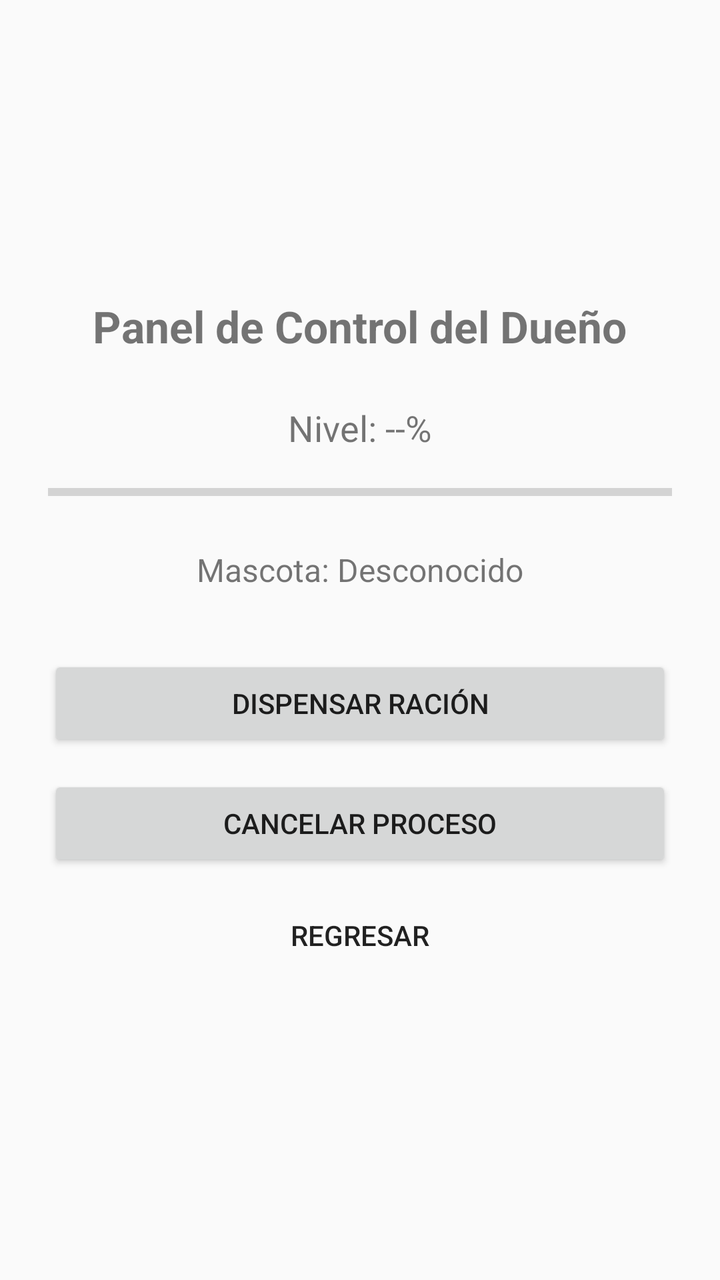
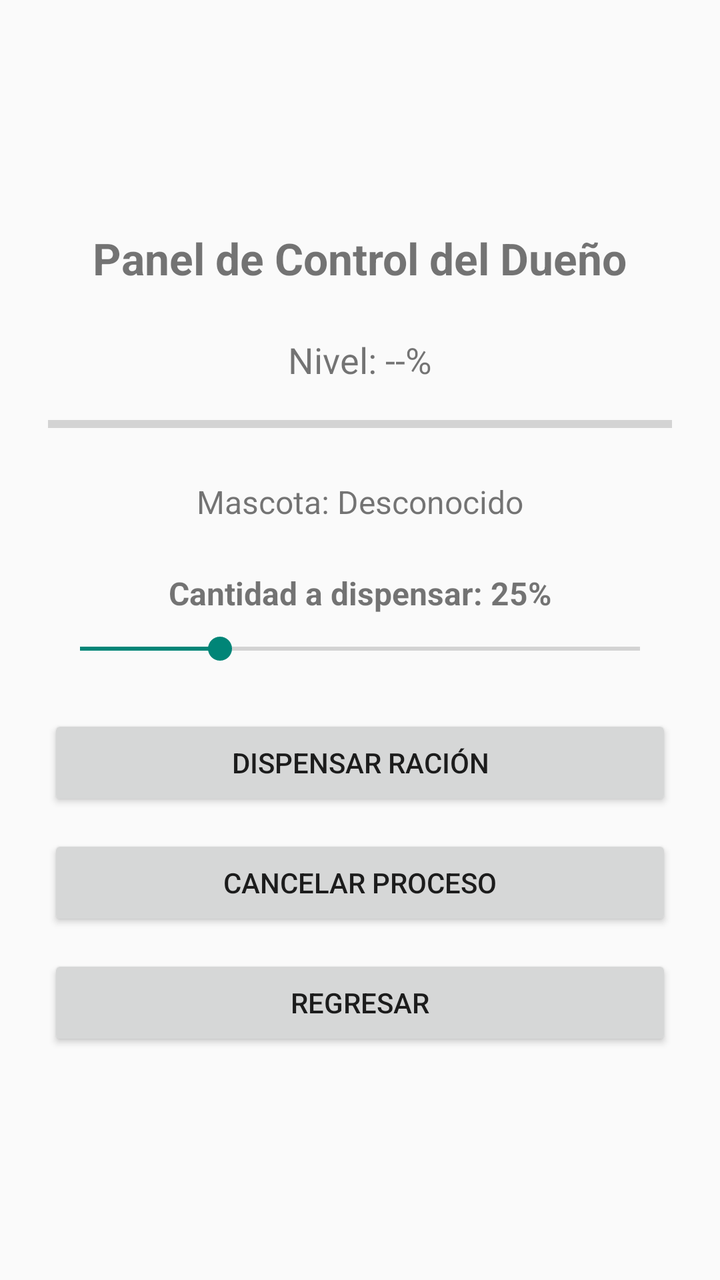

The first picture is an Android layout as it rendered before a commit; the second is the same layout after the commit. The layout source and the unified diff follow.
<!-- AndroidManifest.xml: application theme Theme.AppCompat.Light.DarkActionBar -->
<!-- res/layout/activity_owner.xml -->
<?xml version="1.0" encoding="utf-8"?>
<LinearLayout xmlns:android="http://schemas.android.com/apk/res/android"
    android:layout_width="match_parent"
    android:layout_height="match_parent"
    android:orientation="vertical"
    android:gravity="center"
    android:padding="24dp">

    <TextView
        android:layout_width="wrap_content"
        android:layout_height="wrap_content"
        android:text="Panel de Control del Dueño"
        android:textSize="22sp"
        android:textStyle="bold"
        android:layout_marginBottom="24dp" />

    
    <TextView
        android:id="@+id/tvComidaPanel"
        android:layout_width="wrap_content"
        android:layout_height="wrap_content"
        android:text="Nivel: --%"
        android:textSize="18sp"
        android:layout_marginBottom="8dp" />

    
    <ProgressBar
        android:id="@+id/pbNivelComida"
        style="?android:attr/progressBarStyleHorizontal"
        android:layout_width="match_parent"
        android:layout_height="24dp"
        android:max="100"
        android:progress="0"
        android:layout_marginBottom="16dp" />

    
    <TextView
        android:id="@+id/tvPresenciaPanel"
        android:layout_width="wrap_content"
        android:layout_height="wrap_content"
        android:text="Mascota: Desconocido"
        android:textSize="16sp"
        android:layout_marginBottom="32dp" />

    
    <Button
        android:id="@+id/btnDispensar"
        android:layout_width="match_parent"
        android:layout_height="wrap_content"
        android:text="DISPENSAR RACIÓN"
        android:layout_marginBottom="12dp" />

    
    <Button
        android:id="@+id/btnCancelar"
        android:layout_width="match_parent"
        android:layout_height="wrap_content"
        android:text="CANCELAR PROCESO"
        style="?attr/materialButtonOutlinedStyle"
        android:layout_marginBottom="8dp" />

    
    <Button
        android:id="@+id/btnRegresar"
        android:layout_width="match_parent"
        android:layout_height="wrap_content"
        android:text="REGRESAR"
        style="?attr/borderlessButtonStyle" />

</LinearLayout>
<!-- resources referenced by this layout -->
<resources>

</resources>

<!-- the commit's change to res/layout/activity_owner.xml (unified diff, before → after) -->
@@ -23,7 +23,6 @@
         android:textSize="18sp"
         android:layout_marginBottom="8dp" />
 
-    
     <ProgressBar
         android:id="@+id/pbNivelComida"
         style="?android:attr/progressBarStyleHorizontal"
@@ -40,7 +39,25 @@
         android:layout_height="wrap_content"
         android:text="Mascota: Desconocido"
         android:textSize="16sp"
-        android:layout_marginBottom="32dp" />
+        android:layout_marginBottom="24dp" />
+
+    
+    <TextView
+        android:id="@+id/tvCantidadDispensar"
+        android:layout_width="wrap_content"
+        android:layout_height="wrap_content"
+        android:text="Cantidad a dispensar: 25%"
+        android:textSize="16sp"
+        android:textStyle="bold"
+        android:layout_marginBottom="8dp" />
+
+    <SeekBar
+        android:id="@+id/sbCantidadDispensar"
+        android:layout_width="match_parent"
+        android:layout_height="wrap_content"
+        android:max="100"
+        android:progress="25"
+        android:layout_marginBottom="24dp" />
 
     
     <Button
@@ -56,15 +73,13 @@
         android:layout_width="match_parent"
         android:layout_height="wrap_content"
         android:text="CANCELAR PROCESO"
-        style="?attr/materialButtonOutlinedStyle"
-        android:layout_marginBottom="8dp" />
+        android:layout_marginBottom="12dp" />
 
     
     <Button
         android:id="@+id/btnRegresar"
         android:layout_width="match_parent"
         android:layout_height="wrap_content"
-        android:text="REGRESAR"
-        style="?attr/borderlessButtonStyle" />
+        android:text="REGRESAR" />
 
 </LinearLayout>
